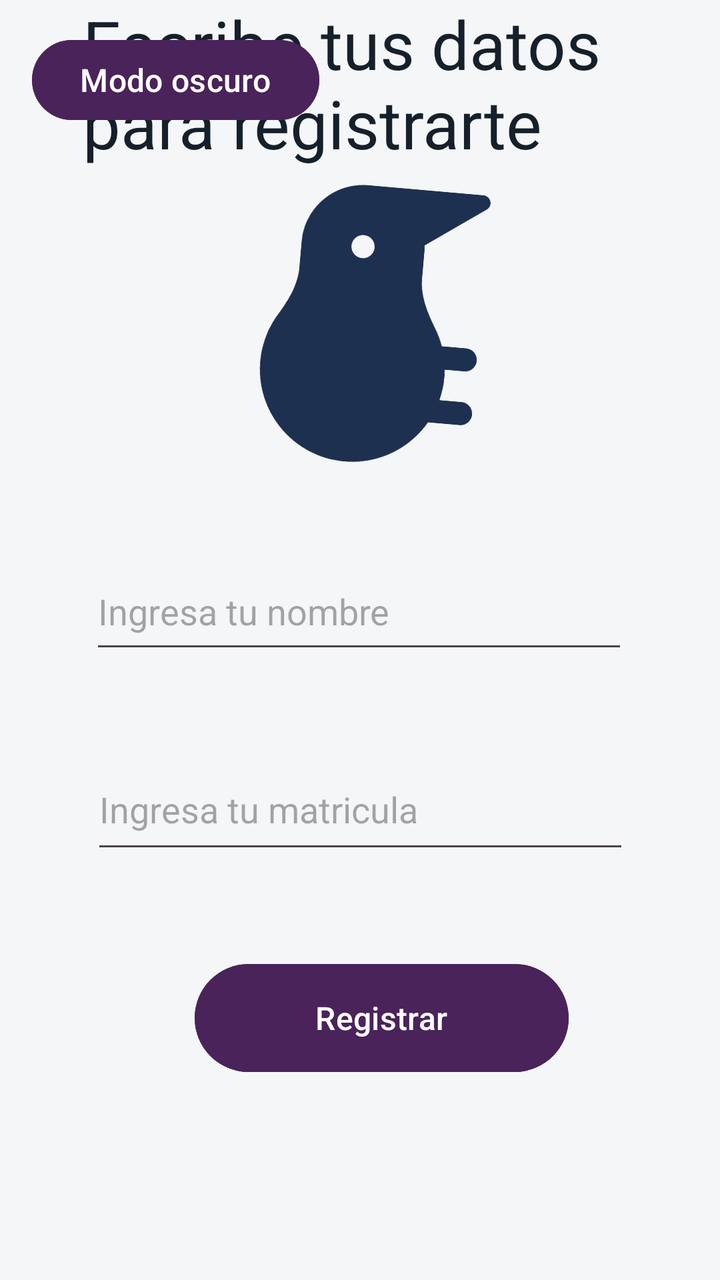
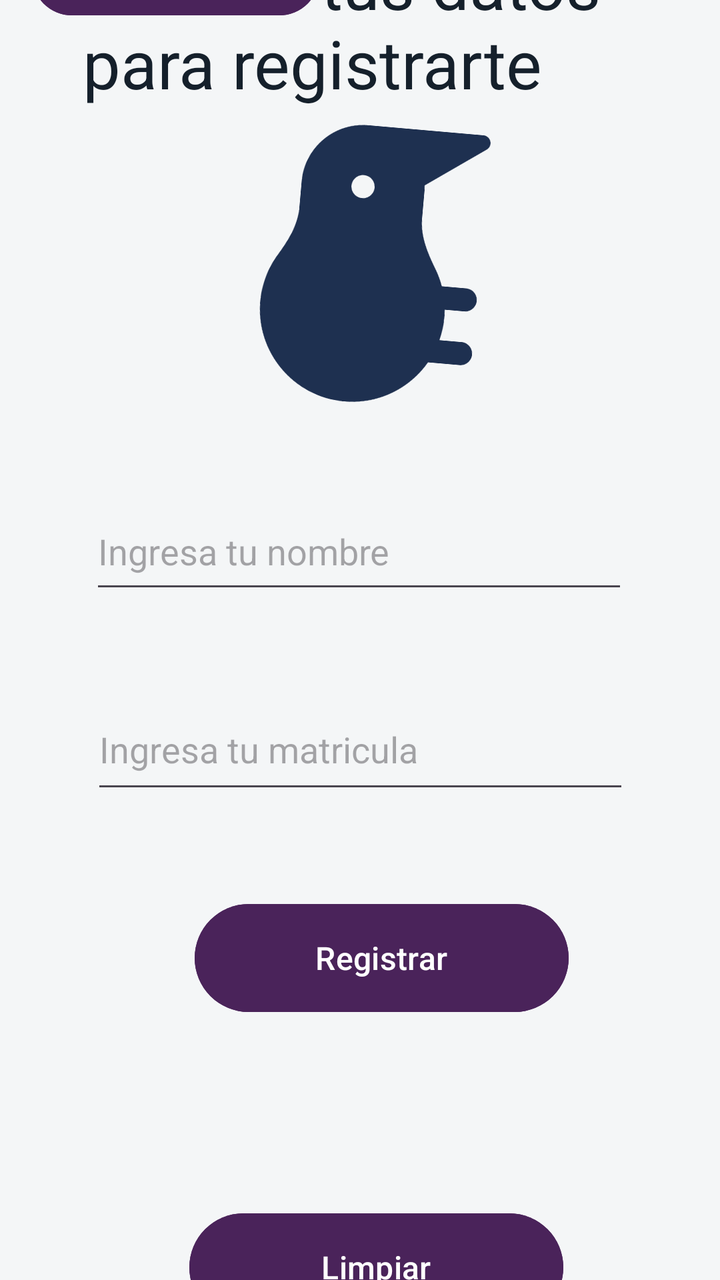

The first picture is an Android layout as it rendered before a commit; the second is the same layout after the commit. The layout source and the unified diff follow.
<!-- AndroidManifest.xml: application theme Theme.Practica1 -->
<!-- res/layout/activity_main.xml -->
<?xml version="1.0" encoding="utf-8"?>
<androidx.constraintlayout.widget.ConstraintLayout xmlns:android="http://schemas.android.com/apk/res/android"
    xmlns:app="http://schemas.android.com/apk/res-auto"
    xmlns:tools="http://schemas.android.com/tools"
    android:id="@+id/main"
    android:layout_width="match_parent"
    android:layout_height="match_parent"
    android:background="@color/fondoECG"
    tools:context=".MainActivity">


    <TextView
        android:id="@+id/tvMensaje"
        android:layout_width="274dp"
        android:layout_height="85dp"
        android:layout_marginTop="34dp"
        android:layout_marginBottom="394dp"
        android:text="@string/msg_inicialECG"
        android:textColor="@color/textoECG"
        app:autoSizeTextType="uniform"
        app:layout_constraintBottom_toTopOf="@+id/btnRegistrar"
        app:layout_constraintEnd_toEndOf="parent"
        app:layout_constraintHorizontal_bias="0.481"
        app:layout_constraintStart_toStartOf="parent"
        app:layout_constraintTop_toTopOf="parent"
        app:layout_constraintVertical_bias="1.0" />

    <EditText
        android:id="@+id/etxtNombre"
        android:layout_width="269dp"
        android:layout_height="55dp"
        android:layout_marginBottom="42dp"
        android:ems="10"
        android:hint="Ingresa tu nombre"
        android:inputType="text"
        app:layout_constraintBottom_toTopOf="@+id/etxtMatricula"
        app:layout_constraintEnd_toEndOf="parent"
        app:layout_constraintHorizontal_bias="0.496"
        app:layout_constraintStart_toStartOf="parent"
        app:layout_constraintTop_toBottomOf="@+id/ivLogo" />

    <EditText
        android:id="@+id/etxtMatricula"
        android:layout_width="269dp"
        android:layout_height="57dp"
        android:layout_marginBottom="45dp"
        android:ems="10"
        android:hint="Ingresa tu matricula"
        android:inputType="text"
        app:layout_constraintBottom_toTopOf="@+id/btnRegistrar"
        app:layout_constraintEnd_toEndOf="parent"
        app:layout_constraintStart_toStartOf="parent"
        app:layout_constraintTop_toBottomOf="@+id/etxtNombre" />

    <Button
        android:id="@+id/btnLimpiar"
        style="@style/BotonECG"
        android:layout_width="194dp"
        android:layout_height="0dp"
        android:layout_marginTop="12dp"
        android:layout_marginBottom="28dp"
        android:text="@string/btn_limpiarECG"
        app:layout_constraintBottom_toBottomOf="parent"
        app:layout_constraintEnd_toEndOf="parent"
        app:layout_constraintHorizontal_bias="0.548"
        app:layout_constraintStart_toStartOf="parent"
        app:layout_constraintTop_toBottomOf="@+id/btnTema" />

    <Button
        android:id="@+id/btnRegistrar"
        style="@style/BotonECG"
        android:layout_width="187dp"
        android:layout_height="62dp"
        android:layout_marginBottom="100dp"
        android:text="@string/btnRegistrarECG"
        app:layout_constraintBottom_toBottomOf="parent"
        app:layout_constraintEnd_toEndOf="parent"
        app:layout_constraintHorizontal_bias="0.562"
        app:layout_constraintStart_toStartOf="parent" />

    <androidx.constraintlayout.widget.Guideline
        android:id="@+id/guideline2"
        android:layout_width="wrap_content"
        android:layout_height="wrap_content" />

    <androidx.constraintlayout.widget.Barrier
        android:layout_width="wrap_content"
        android:layout_height="wrap_content" />

    <ProgressBar
        android:id="@+id/pbCarga"
        style="?android:attr/progressBarStyle"
        android:layout_width="132dp"
        android:layout_height="81dp"
        android:visibility="gone"
        app:layout_constraintBottom_toBottomOf="parent"
        app:layout_constraintEnd_toEndOf="parent"
        app:layout_constraintHorizontal_bias="0.498"
        app:layout_constraintStart_toStartOf="parent"
        app:layout_constraintTop_toTopOf="parent" />

    <ImageView
        android:id="@+id/ivLogo"
        android:layout_width="261dp"
        android:layout_height="154dp"
        android:layout_marginBottom="36dp"
        android:rotation="-85"
        app:layout_constraintBottom_toTopOf="@+id/etxtNombre"
        app:layout_constraintEnd_toEndOf="parent"
        app:layout_constraintHorizontal_bias="0.56"
        app:layout_constraintStart_toStartOf="parent"
        app:layout_constraintTop_toBottomOf="@+id/tvMensaje"
        app:srcCompat="@drawable/kiwi" />

    <Button
        android:id="@+id/btnTema"
        android:layout_width="wrap_content"
        android:layout_height="wrap_content"
        android:layout_marginStart="16dp"
        android:layout_marginTop="16dp"
        android:layout_marginBottom="579dp"
        app:layout_constraintBottom_toTopOf="@+id/btnLimpiar"
        app:layout_constraintStart_toStartOf="parent"
        app:layout_constraintTop_toTopOf="parent"
        style="@style/BotonECG"
        android:text="@string/btn_tema_oscuroECG"/>

</androidx.constraintlayout.widget.ConstraintLayout>
<!-- resources referenced by this layout -->
<resources>
  <color name="fondoECG">#F4F6F7</color>
  <color name="textoECG">#15202B</color>
  <!-- drawable kiwi: png bitmap (drawable, 22584 bytes) -->
  <string name="btnRegistrarECG">Registrar</string>
  <string name="btn_limpiarECG">Limpiar</string>
  <string name="btn_tema_oscuroECG">Modo oscuro</string>
  <string name="msg_inicialECG">Escribe tus datos para registrarte</string>
  <style name="BotonECG">
          <item name="android:layout_width">match_parent</item>
          <item name="android:layout_height">wrap_content</item>
          <item name="android:backgroundTint">@color/primarioECG</item>
          <item name="android:textColor">@color/textoBotonECG</item>
          <item name="android:textSize">16sp</item>
          <item name="android:layout_marginTop">12dp</item>
      </style>
  <style name="Theme.Practica1" parent="Base.Theme.Practica1" />
  <color name="primarioECG">#4A235A</color>
  <color name="textoBotonECG">#FFFFFF</color>
  <style name="Base.Theme.Practica1" parent="Theme.Material3.DayNight.NoActionBar">
          
          
      </style>
</resources>

<!-- the commit's change to res/layout/activity_main.xml (unified diff, before → after) -->
@@ -55,8 +55,8 @@
     <Button
         android:id="@+id/btnLimpiar"
         style="@style/BotonECG"
-        android:layout_width="194dp"
-        android:layout_height="0dp"
+        android:layout_width="187dp"
+        android:layout_height="62dp"
         android:layout_marginTop="12dp"
         android:layout_marginBottom="28dp"
         android:text="@string/btn_limpiarECG"
@@ -64,15 +64,16 @@
         app:layout_constraintEnd_toEndOf="parent"
         app:layout_constraintHorizontal_bias="0.548"
         app:layout_constraintStart_toStartOf="parent"
-        app:layout_constraintTop_toBottomOf="@+id/btnTema" />
+        app:layout_constraintTop_toBottomOf="@+id/btnTema"
+        />
 
     <Button
         android:id="@+id/btnRegistrar"
         style="@style/BotonECG"
         android:layout_width="187dp"
         android:layout_height="62dp"
-        android:layout_marginBottom="100dp"
-        android:text="@string/btnRegistrarECG"
+        android:layout_marginBottom="130dp"
+        android:text="@string/btn_registrarECG"
         app:layout_constraintBottom_toBottomOf="parent"
         app:layout_constraintEnd_toEndOf="parent"
         app:layout_constraintHorizontal_bias="0.562"
<!-- resource entries referenced after the edit -->
@@ -3,8 +3,8 @@
   <color name="fondoECG">#F4F6F7</color>
   <color name="textoECG">#15202B</color>
   <!-- drawable kiwi: png bitmap (drawable, 22584 bytes) -->
-  <string name="btnRegistrarECG">Registrar</string>
   <string name="btn_limpiarECG">Limpiar</string>
+  <string name="btn_registrarECG">Registrar</string>
   <string name="btn_tema_oscuroECG">Modo oscuro</string>
   <string name="msg_inicialECG">Escribe tus datos para registrarte</string>
   <style name="BotonECG">
